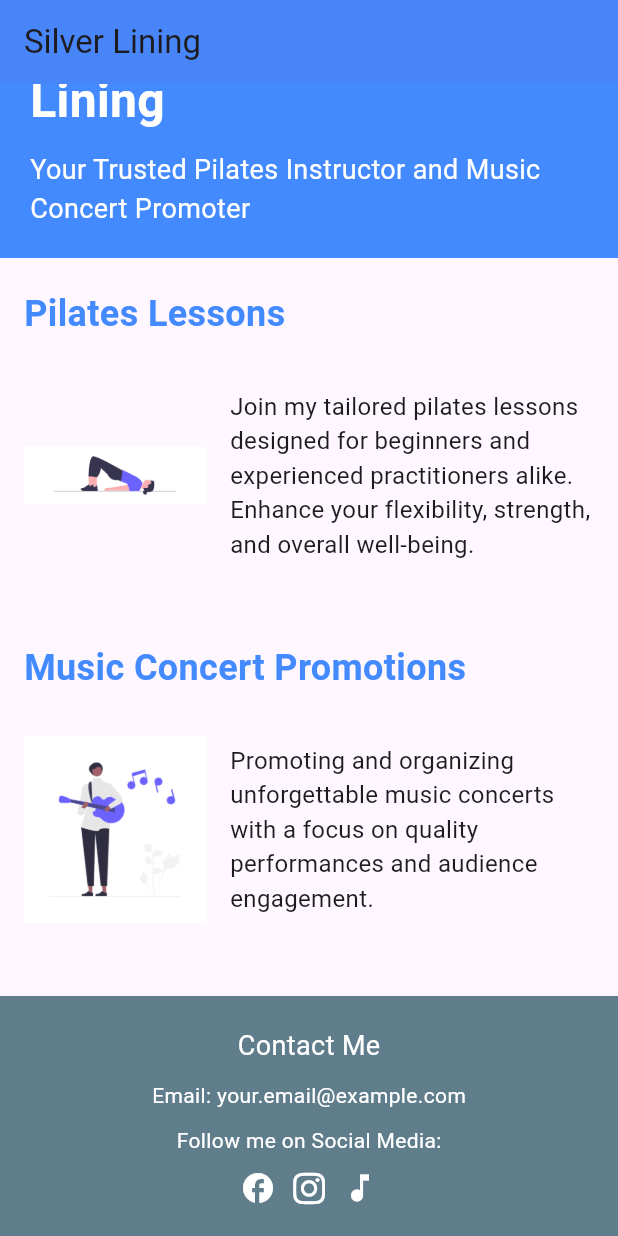
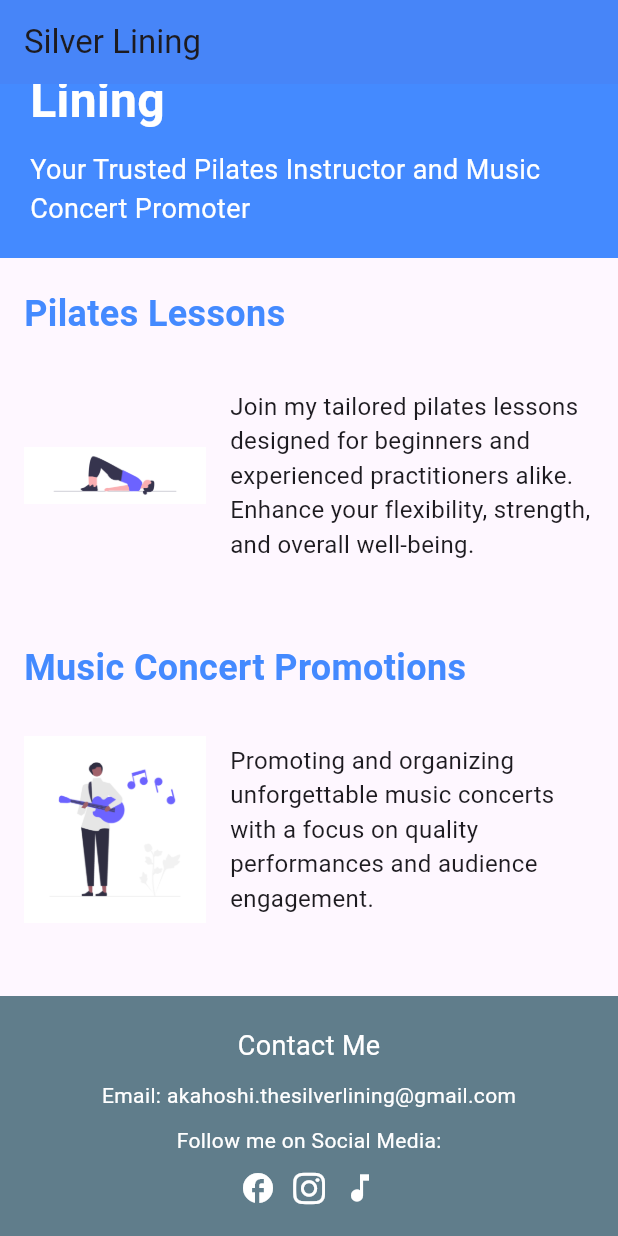
Before and after one commit to SolaHY/silver-lining, a Flutter app: the screen it shows after launch, scrolled down 78 dp, on a phone screen of 412 x 824 dp. Run offline on Flutter 3.47's test engine with Material 3 defaults, Android fonts, the phone set to English and light mode, and no system bars; our stand-ins replace font_awesome_flutter; Roboto replaces fonts that are missing (Arial).

Commit message:
email update

```diff
--- a/lib/main.dart
+++ b/lib/main.dart
@@ -119,7 +119,7 @@ class PortfolioPage extends StatelessWidget {
                   ),
                   const SizedBox(height: 10),
                   const Text(
-                    "Email: your.email@example.com",
+                    "Email: akahoshi.thesilverlining@gmail.com",
                     style: TextStyle(fontSize: 14, color: Colors.white),
                   ),
                   const SizedBox(height: 10),
```
